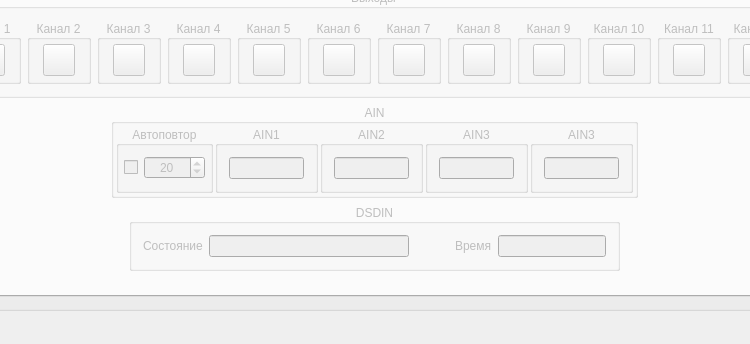
Before: the Qt Designer form mainwindow.ui in vlarry/emulator, drawn with Qt 5; both pictures show x 147 to 897 and y 419 to 763 of the 1276 by 763 pixel window.
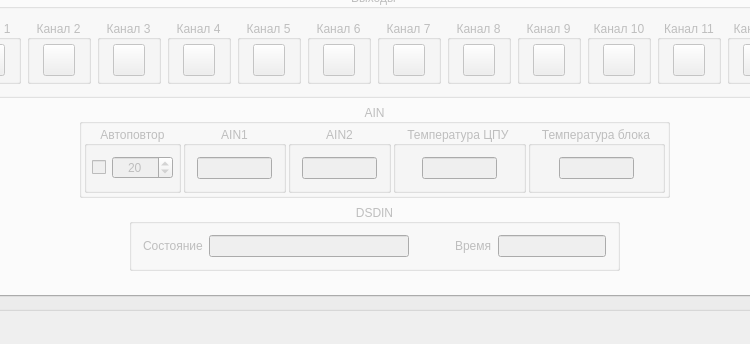
After: the same form once the commit is applied. The open tabs and pages were chosen to show the change. Icons and pictures are not drawn. Custom widgets are drawn as their Qt base class.

Diff of the .ui file:
```diff
--- a/mainwindow.ui
+++ b/mainwindow.ui
@@ -3916,7 +3916,7 @@
                     <item>
                      <widget class="QGroupBox" name="groupBoxAIN_3">
                       <property name="title">
-                       <string>AIN3</string>
+                       <string>Температура ЦПУ </string>
                       </property>
                       <property name="alignment">
                        <set>Qt::AlignCenter</set>
@@ -3950,7 +3950,7 @@
                     <item>
                      <widget class="QGroupBox" name="groupBoxAIN_4">
                       <property name="title">
-                       <string>AIN3</string>
+                       <string>Температура блока</string>
                       </property>
                       <property name="alignment">
                        <set>Qt::AlignCenter</set>
```
Left out of the diff: 35 changed lines with no effect on the pictures.
